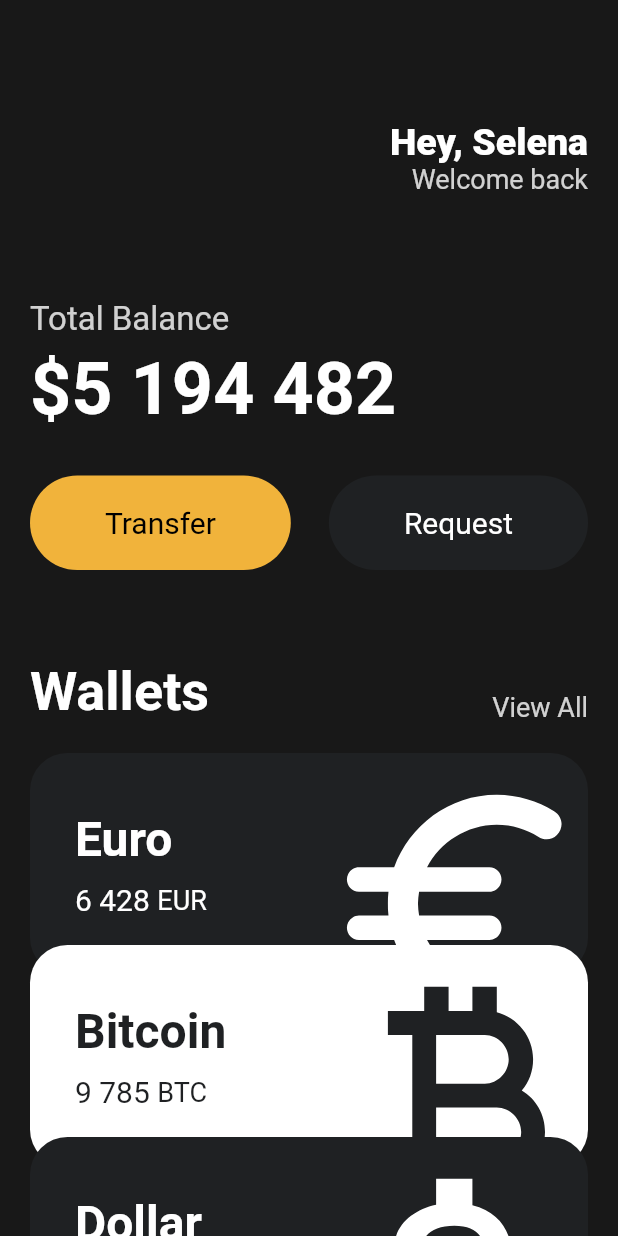
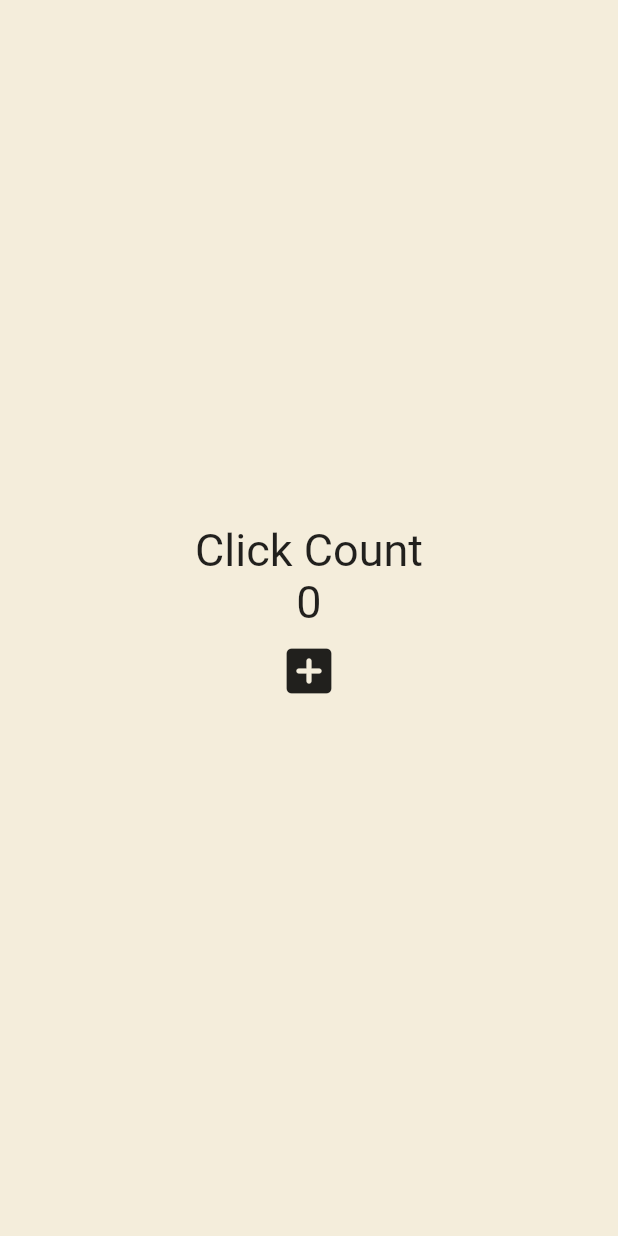
Before and after one commit to YeWeon/toonflix, a Flutter app: the screen it shows after launch, on a phone screen of 412 x 824 dp. Run offline on Flutter 3.47's test engine with Material 2 defaults, Android fonts, the phone set to English and light mode, and no system bars.

Commit message:
feat: Stateful Widget

```diff
--- a/lib/main.dart
+++ b/lib/main.dart
@@ -1,146 +1,54 @@
 import 'package:flutter/material.dart';
-import 'package:toonflix/widgets/button.dart';
-import 'package:toonflix/widgets/currency_card.dart';
 
 void main() {
   runApp(const App());
 }
 
-class App extends StatelessWidget {
+class App extends StatefulWidget {
   const App({super.key});
+
+  @override
+  State<App> createState() => _AppState();
+}
+
+class _AppState extends State<App> {
+  int counter = 0;
+
+  void onClicked() {
+    setState(() {
+      counter += 1;
+    });
+  }
 
   @override
   Widget build(BuildContext context) {
     return MaterialApp(
       home: Scaffold(
-        backgroundColor: const Color(0xFF181818),
-        body: SingleChildScrollView(
-          child: Padding(
-            padding: const EdgeInsets.symmetric(
-              horizontal: 20,
-            ),
+        backgroundColor: const Color(0xFFF4EDDB),
+        body: Center(
           child: Column(
-              crossAxisAlignment: CrossAxisAlignment.start,
+            mainAxisAlignment: MainAxisAlignment.center,
             children: [
-                const SizedBox(
-                  height: 80,
-                ),
-                const Row(
-                  mainAxisAlignment: MainAxisAlignment.end,
-                  children: [
-                    Column(
-                      crossAxisAlignment: CrossAxisAlignment.end,
-                      children: [
-                        Text(
-                          'Hey, Selena',
+              const Text(
+                'Click Count',
                 style: TextStyle(
-                            color: Colors.white,
-                            fontSize: 25,
-                            fontWeight: FontWeight.w800,
+                  fontSize: 30,
                 ),
               ),
               Text(
-                          'Welcome back',
-                          style: TextStyle(
-                            color: Color.fromRGBO(255, 255, 255,
-                                0.8), //Colors.white.withOpacity(0.8),
-                            fontSize: 18,
+                '$counter',
+                style: const TextStyle(
+                  fontSize: 30,
                 ),
               ),
-                      ],
+              IconButton(
+                iconSize: 40,
+                onPressed: onClicked,
+                icon: const Icon(
+                  Icons.add_box_rounded,
+                ),
               )
             ],
-                ),
-                const SizedBox(
-                  height: 70,
-                ),
-                Text(
-                  'Total Balance',
-                  style: TextStyle(
-                    fontSize: 22,
-                    color: Colors.white.withOpacity(0.8),
-                  ),
-                ),
-                const SizedBox(
-                  height: 5,
-                ),
-                const Text(
-                  '\$5 194 482',
-                  style: TextStyle(
-                    fontSize: 48,
-                    fontWeight: FontWeight.w600,
-                    color: Colors.white,
-                  ),
-                ),
-                const SizedBox(
-                  height: 30,
-                ),
-                const Row(
-                  mainAxisAlignment: MainAxisAlignment.spaceBetween,
-                  children: [
-                    Button(
-                      text: 'Transfer',
-                      bgColor: Color(0xFFF1B33B),
-                      textColor: Colors.black,
-                    ),
-                    Button(
-                      text: 'Request',
-                      bgColor: Color(0xFF1F2123),
-                      textColor: Colors.white,
-                    ),
-                  ],
-                ),
-                const SizedBox(
-                  height: 60,
-                ),
-                Row(
-                  crossAxisAlignment: CrossAxisAlignment.end,
-                  mainAxisAlignment: MainAxisAlignment.spaceBetween,
-                  children: [
-                    const Text('Wallets',
-                        style: TextStyle(
-                          color: Colors.white,
-                          fontSize: 36,
-                          fontWeight: FontWeight.w600,
-                        )),
-                    Text(
-                      'View All',
-                      style: TextStyle(
-                        color: Colors.white.withOpacity(0.8),
-                        fontSize: 18,
-                      ),
-                    ),
-                  ],
-                ),
-                const SizedBox(
-                  height: 20,
-                ),
-                const CurrencyCard(
-                  name: 'Euro',
-                  code: 'EUR',
-                  amount: '6 428',
-                  icon: Icons.euro_rounded,
-                  isInverted: false,
-                  order: 1,
-                ),
-                const CurrencyCard(
-                  name: 'Bitcoin',
-                  code: 'BTC',
-                  amount: '9 785',
-                  icon: Icons.currency_bitcoin,
-                  isInverted: true,
-                  order: 2,
-                ),
-                const CurrencyCard(
-                  name: 'Dollar',
-                  code: 'USD',
-                  amount: '428',
-                  icon: Icons.attach_money_outlined,
-                  isInverted: false,
-                  order: 3,
-                ),
-              ],
-            ),
           ),
         ),
       ),
--- a/lib/widgets/button.dart
+++ /dev/null
@@ -1,37 +0,0 @@
-import 'package:flutter/material.dart';
-
-class Button extends StatelessWidget {
-  final String text;
-  final Color bgColor;
-  final Color textColor;
-
-  const Button({
-    super.key,
-    required this.text,
-    required this.bgColor,
-    required this.textColor,
-  });
-
-  @override
-  Widget build(BuildContext context) {
-    return Container(
-      decoration: BoxDecoration(
-        color: bgColor,
-        borderRadius: BorderRadius.circular(45),
-      ),
-      child: Padding(
-        padding: const EdgeInsets.symmetric(
-          vertical: 20,
-          horizontal: 50,
-        ),
-        child: Text(
-          text,
-          style: TextStyle(
-            color: textColor,
-            fontSize: 20,
-          ),
-        ),
-      ),
-    );
-  }
-}
--- a/lib/widgets/currency_card.dart
+++ /dev/null
@@ -1,90 +0,0 @@
-import 'package:flutter/material.dart';
-
-class CurrencyCard extends StatelessWidget {
-  final String name, code, amount;
-  final IconData icon;
-  final bool isInverted;
-  final int order;
-
-  final _blackColor = const Color(0xFF1f2123);
-
-  const CurrencyCard({
-    super.key,
-    required this.name,
-    required this.code,
-    required this.amount,
-    required this.icon,
-    required this.isInverted,
-    required this.order,
-  });
-
-  @override
-  Widget build(BuildContext context) {
-    return Transform.translate(
-      offset: order == 1 ? const Offset(0, 0) : Offset(0, (order - 1) * -20),
-      child: Container(
-        clipBehavior: Clip.hardEdge,
-        decoration: BoxDecoration(
-          color: isInverted ? Colors.white : _blackColor,
-          borderRadius: BorderRadius.circular(25),
-        ),
-        child: Padding(
-          padding: const EdgeInsets.all(30),
-          child: Row(
-            mainAxisAlignment: MainAxisAlignment.spaceBetween,
-            children: [
-              Column(
-                crossAxisAlignment: CrossAxisAlignment.start,
-                children: [
-                  Text(
-                    name,
-                    style: TextStyle(
-                      color: isInverted ? _blackColor : Colors.white,
-                      fontSize: 32,
-                      fontWeight: FontWeight.w600,
-                    ),
-                  ),
-                  const SizedBox(
-                    height: 10,
-                  ),
-                  Row(
-                    children: [
-                      Text(
-                        amount,
-                        style: TextStyle(
-                          color: isInverted ? _blackColor : Colors.white,
-                          fontSize: 20,
-                        ),
-                      ),
-                      const SizedBox(
-                        width: 5,
-                      ),
-                      Text(
-                        code,
-                        style: TextStyle(
-                          color: isInverted ? _blackColor : Colors.white,
-                          fontSize: 18,
-                        ),
-                      ),
-                    ],
-                  ),
-                ],
-              ),
-              Transform.scale(
-                scale: 2.2,
-                child: Transform.translate(
-                  offset: const Offset(-5, 12),
-                  child: Icon(
-                    icon,
-                    color: isInverted ? _blackColor : Colors.white,
-                    size: 88,
-                  ),
-                ),
-              ),
-            ],
-          ),
-        ),
-      ),
-    );
-  }
-}
```
Lines whose indentation alone changed are shown as unchanged.
